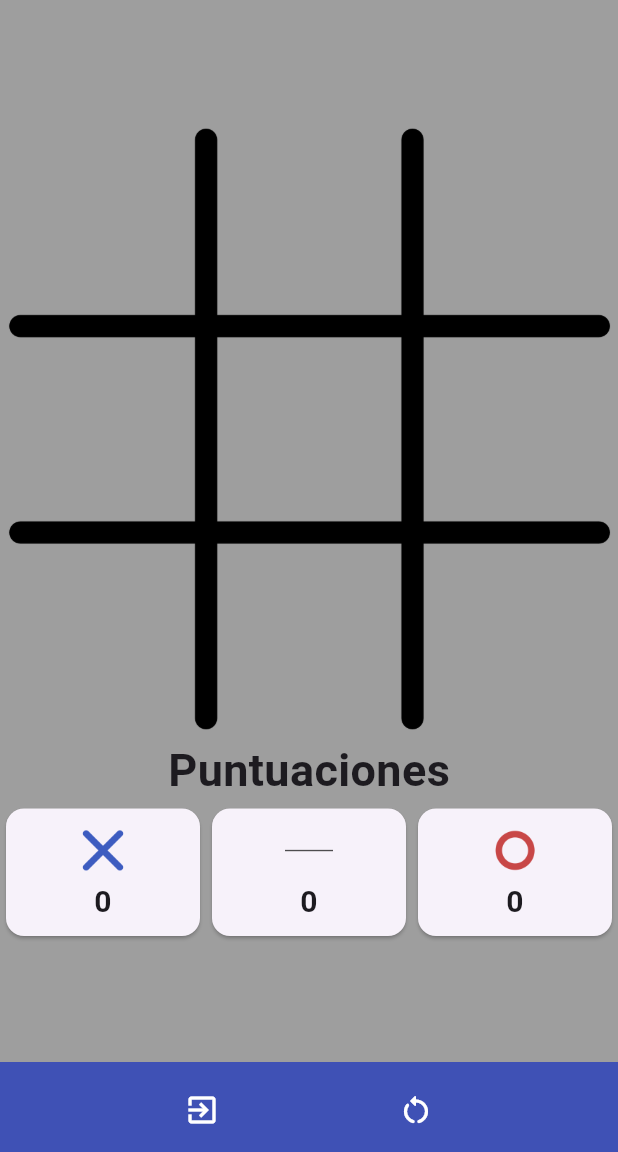
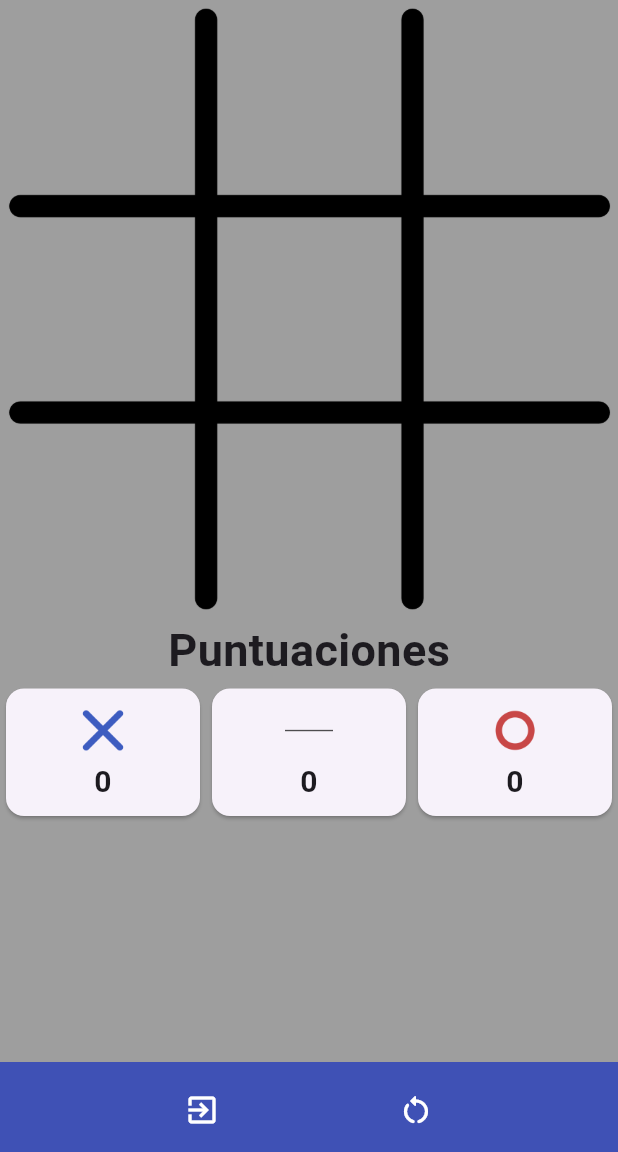
Before and after one commit to UMRGRS/TicTacToe, a Flutter app: the screen it shows after launch, on a phone screen of 412 x 824 dp, the part 84-1236 px from its top. Run offline on Flutter 3.47's test engine with Material 3 defaults, Android fonts, the phone set to English and light mode, and no system bars.

Commit message:
Everything is done

```diff
--- a/lib/screens/TicTacToe/gameZone.dart
+++ b/lib/screens/TicTacToe/gameZone.dart
@@ -41,13 +41,17 @@ class _GameZoneState extends State<GameZone> {
   @override
   Widget build(BuildContext context) {
     Responsive responsive = Responsive.of(context);
-    return Column(
+    bool isScreenWide = responsive.width > 450;
+    return LayoutBuilder(builder: (BuildContext context, BoxConstraints constraints) {
+      return SingleChildScrollView(
+        child: Column(
           mainAxisAlignment: MainAxisAlignment.center,
           children: [
+            SizedBox(height: isScreenWide ? 30:0,),
             SizedBox(
               //Change to occupy only a part of the screen when the screen is wide
-          height: responsive.width,
-          width: responsive.width,
+              height: isScreenWide ? 400:responsive.width,
+              width: isScreenWide ? 400:responsive.width,
               child: Stack(
                 children: [
                   Image.asset("assets/images/board.png"),
@@ -57,6 +61,7 @@ class _GameZoneState extends State<GameZone> {
                 ],
               ),
             ),
+            SizedBox(height: isScreenWide ? 30:0,),
             Column(
               children: [
                 const Text(
@@ -135,6 +140,8 @@ class _GameZoneState extends State<GameZone> {
               ],
             )
           ],
+        ),
       );
+    },);
   }
 }
```
Lines whose indentation alone changed are shown as unchanged.
